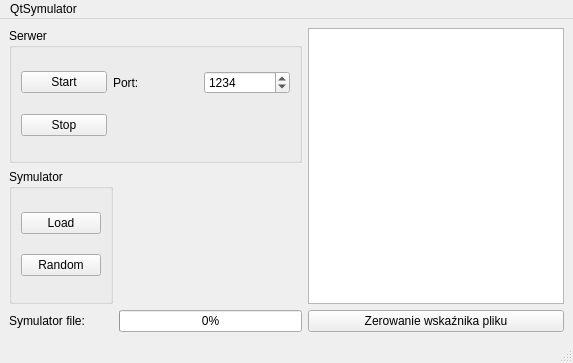
First picture: the form in mainwindow.ui, repository DamianJeu/QtSymulator, before the edit.
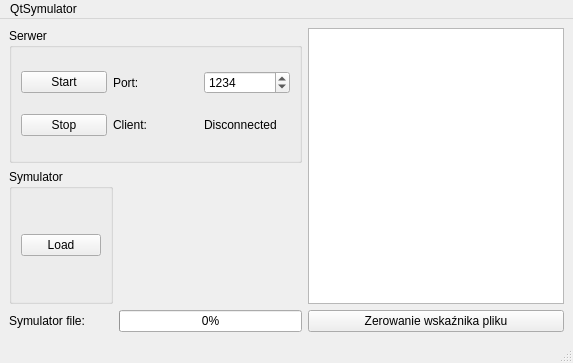
Second picture: the form after the edit.

Commit message: client status, ui changes

Diff of the .ui file:
```diff
--- a/mainwindow.ui
+++ b/mainwindow.ui
@@ -52,6 +52,20 @@
          </property>
         </widget>
        </item>
+       <item row="1" column="1">
+        <widget class="QLabel" name="label_3">
+         <property name="text">
+          <string>Client:</string>
+         </property>
+        </widget>
+       </item>
+       <item row="1" column="2">
+        <widget class="QLabel" name="labelConnectionStatus">
+         <property name="text">
+          <string>Disconnected</string>
+         </property>
+        </widget>
+       </item>
       </layout>
      </widget>
     </item>
@@ -75,13 +89,6 @@
          </property>
         </widget>
        </item>
-       <item row="2" column="0">
-        <widget class="QPushButton" name="pushButtonRandom">
-         <property name="text">
-          <string>Random</string>
-         </property>
-        </widget>
-       </item>
       </layout>
      </widget>
     </item>
```
The commit also changes 8 other files.
